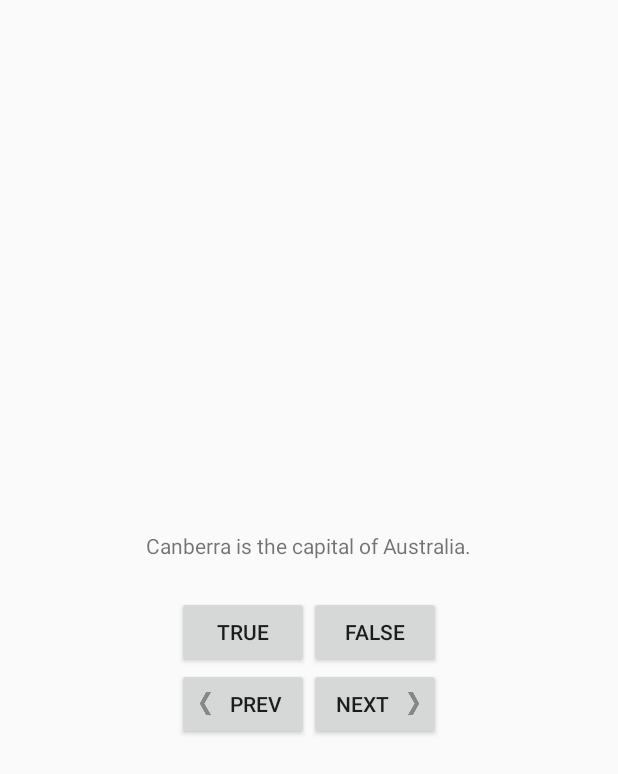
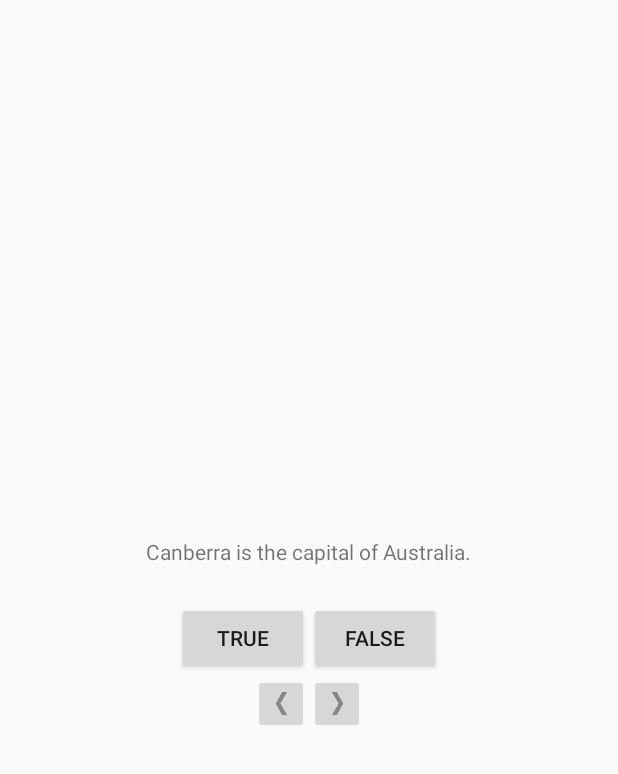
Before and after one commit to pvelp/QuizApp, an Android app built with Jetpack Compose: the screen it shows after launch (MainActivity), on a phone screen of 412 x 824 dp. Shown: the top 774 px of the screen. Run offline under Robolectric (Android 15) with nearby library versions, the phone set to English and light mode, and no system bars.

Commit message:
replace button with imageButton, change res, add contentDescription for people with eyes deffects

```diff
--- a/app/src/main/java/com/example/geoquiz/MainActivity.kt
+++ b/app/src/main/java/com/example/geoquiz/MainActivity.kt
@@ -5,6 +5,7 @@ import android.os.Bundle
 import android.view.Gravity
 import android.view.View
 import android.widget.Button
+import android.widget.ImageButton
 import android.widget.TextView
 import android.widget.Toast
 import androidx.activity.ComponentActivity
@@ -21,8 +22,8 @@ import com.example.geoquiz.ui.theme.GeoQuizTheme
 class MainActivity : ComponentActivity() {
     private lateinit var mTrueButton: Button
     private lateinit var mFalseButton: Button
-    private lateinit var mNextButton: Button
-    private lateinit var mPrevButton: Button
+    private lateinit var mNextButton: ImageButton
+    private lateinit var mPrevButton: ImageButton
     private lateinit var mQuestionTextView: TextView
 
     private var mCurrentIndex: Int = 0
--- a/app/src/main/res/layout/activity_quiz.xml
+++ b/app/src/main/res/layout/activity_quiz.xml
@@ -35,20 +35,23 @@
         android:layout_height="wrap_content"
         android:orientation="horizontal">
 
-        <Button
+        <ImageButton
             android:id="@+id/prev_button"
             android:layout_width="wrap_content"
             android:layout_height="wrap_content"
-            android:text="@string/prev_button"
-            android:drawableStart="@drawable/arrow_left"
-            android:drawablePadding="4dp"/>
-        <Button
+            android:src="@drawable/arrow_left"
+            android:contentDescription="@string/prev_button"/>
+<!--            android:text="@string/prev_button"-->
+<!--            android:drawablePadding="4dp"/>-->
+
+        <ImageButton
             android:id="@+id/next_button"
             android:layout_width="wrap_content"
             android:layout_height="wrap_content"
-            android:text="@string/next_button"
-            android:drawableEnd="@drawable/arrow_right"
-            android:drawablePadding="4dp"/>
+            android:src="@drawable/arrow_right"
+            android:contentDescription="@string/next_button"/>
+<!--            android:text="@string/next_button"-->
+<!--            android:drawablePadding="4dp"/>-->
 
     </LinearLayout>
 
```
